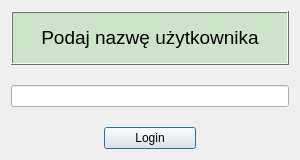
Above: ChessNetworkGameClient/logindialog.ui from postasze/ChessNetworkGame before the change. Below: the same form after it.
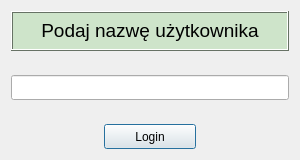
That is the form after the change.

Diff of the .ui file:
```diff
--- a/ChessNetworkGameClient/logindialog.ui
+++ b/ChessNetworkGameClient/logindialog.ui
@@ -17,10 +17,16 @@
    <item row="0" column="0">
     <layout class="QVBoxLayout" name="verticalLayout">
      <property name="spacing">
-      <number>20</number>
+      <number>0</number>
      </property>
      <item>
       <widget class="QLabel" name="userNameLabel">
+       <property name="minimumSize">
+        <size>
+         <width>0</width>
+         <height>40</height>
+        </size>
+       </property>
        <property name="palette">
         <palette>
          <active>
@@ -457,7 +463,40 @@
       </widget>
      </item>
      <item>
-      <widget class="QLineEdit" name="userNameLineEdit"/>
+      <spacer name="verticalSpacer">
+       <property name="orientation">
+        <enum>Qt::Vertical</enum>
+       </property>
+       <property name="sizeHint" stdset="0">
+        <size>
+         <width>20</width>
+         <height>40</height>
+        </size>
+       </property>
+      </spacer>
+     </item>
+     <item>
+      <widget class="QLineEdit" name="userNameLineEdit">
+       <property name="minimumSize">
+        <size>
+         <width>0</width>
+         <height>25</height>
+        </size>
+       </property>
+      </widget>
+     </item>
+     <item>
+      <spacer name="verticalSpacer_2">
+       <property name="orientation">
+        <enum>Qt::Vertical</enum>
+       </property>
+       <property name="sizeHint" stdset="0">
+        <size>
+         <width>20</width>
+         <height>40</height>
+        </size>
+       </property>
+      </spacer>
      </item>
      <item>
       <layout class="QHBoxLayout" name="horizontalLayout">
@@ -482,6 +521,12 @@
            <verstretch>0</verstretch>
           </sizepolicy>
          </property>
+         <property name="minimumSize">
+          <size>
+           <width>0</width>
+           <height>25</height>
+          </size>
+         </property>
          <property name="text">
           <string>Login</string>
          </property>
```
